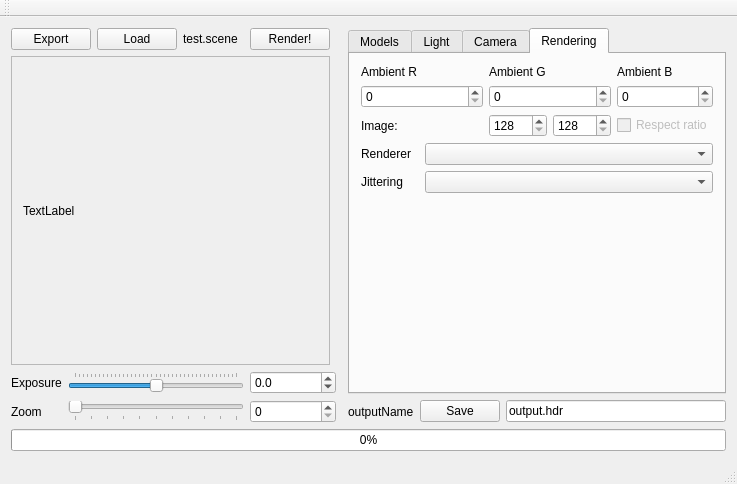
Above: RaySamplesGui/TracingGui/Sources/tracinggui.ui from caronnee/graphicsbasics before the change. Below: the same form after it.
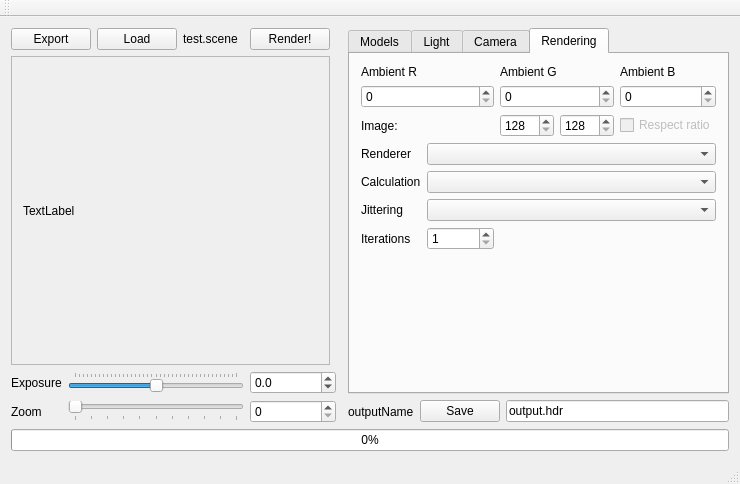
That is the form after the change. The open tabs and pages were chosen to show the change. Custom widgets are drawn as their Qt base class.

Commit message: Aded rendering type mask

```diff
--- a/RaySamplesGui/TracingGui/Sources/tracinggui.ui
+++ b/RaySamplesGui/TracingGui/Sources/tracinggui.ui
@@ -1043,14 +1043,14 @@
           </property>
          </widget>
         </item>
-        <item row="4" column="0">
+        <item row="5" column="0">
          <widget class="QLabel" name="label_5">
           <property name="text">
            <string>Jittering</string>
           </property>
          </widget>
         </item>
-        <item row="5" column="1">
+        <item row="7" column="1">
          <spacer name="verticalSpacer">
           <property name="orientation">
            <enum>Qt::Vertical</enum>
@@ -1076,9 +1076,36 @@
         <item row="3" column="1" colspan="4">
          <widget class="QComboBox" name="rendererType"/>
         </item>
-        <item row="4" column="1" colspan="4">
+        <item row="5" column="1" colspan="4">
          <widget class="QComboBox" name="jitteringType"/>
         </item>
+        <item row="4" column="1" colspan="4">
+         <widget class="QComboBox" name="calcType"/>
+        </item>
+        <item row="4" column="0">
+         <widget class="QLabel" name="label_8">
+          <property name="text">
+           <string>Calculation</string>
+          </property>
+         </widget>
+        </item>
+        <item row="6" column="0">
+         <widget class="QLabel" name="lIterations">
+          <property name="text">
+           <string>Iterations</string>
+          </property>
+         </widget>
+        </item>
+        <item row="6" column="1">
+         <widget class="QSpinBox" name="iterations">
+          <property name="minimum">
+           <number>1</number>
+          </property>
+          <property name="maximum">
+           <number>100000</number>
+          </property>
+         </widget>
+        </item>
        </layout>
       </widget>
      </widget>
```
Left out of the diff: 2 changed lines with no effect on the pictures. The commit also changes 7 other files.
